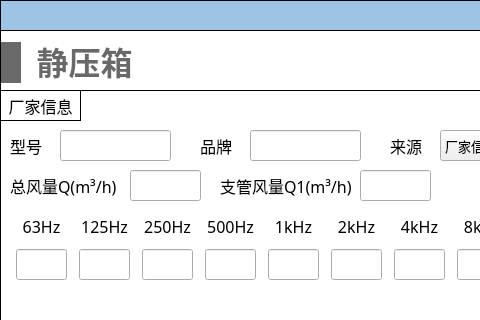
Qt form NoiseCalSoft/inputDialog/dialog_static_box.ui (haobana/NoiCal) before a commit; both pictures show x 0 to 480 and y 0 to 320 of the 571 by 571 pixel window.
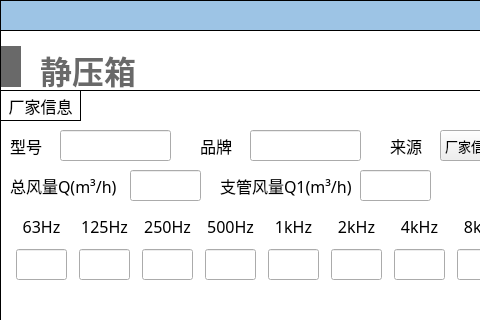
The same form after that commit. Icons and pictures are not drawn.

The edit to the form file:
```diff
--- a/NoiseCalSoft/inputDialog/dialog_static_box.ui
+++ b/NoiseCalSoft/inputDialog/dialog_static_box.ui
@@ -56,8 +56,8 @@
      <rect>
       <x>1</x>
       <y>10</y>
-      <width>141</width>
-      <height>45</height>
+      <width>148</width>
+      <height>54</height>
      </rect>
     </property>
     <layout class="QHBoxLayout" name="horizontalLayout_25">
@@ -92,6 +92,7 @@
         <font>
          <family>Microsoft YaHei</family>
          <pointsize>24</pointsize>
+         <weight>75</weight>
          <bold>true</bold>
         </font>
        </property>
```
Left out of the diff: 18 changed lines with no effect on the pictures.
